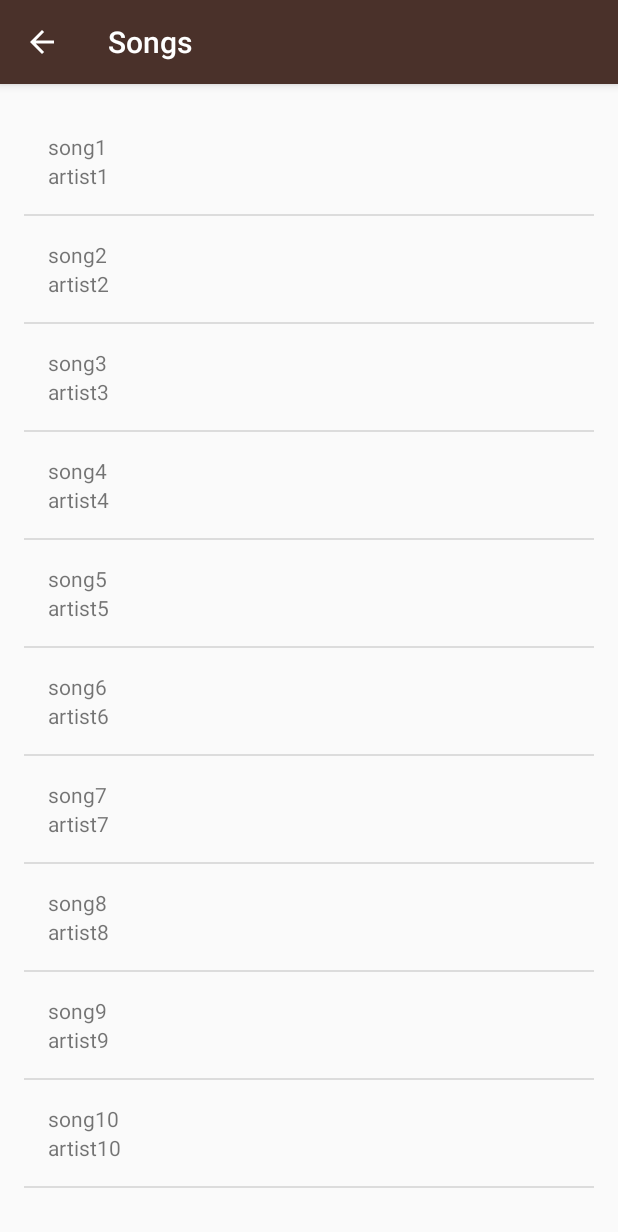
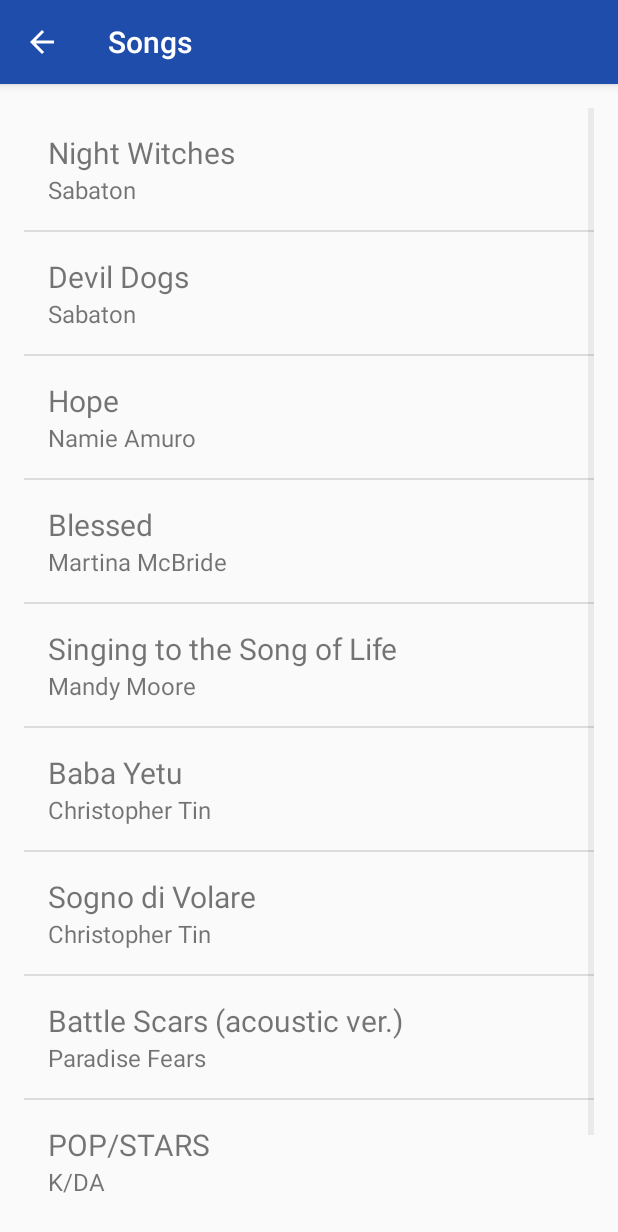
Before and after one commit to NairArjunWD/symphonia, an Android app: the SongsActivity screen opened directly, with no data from a screen before it, on a phone screen of 412 x 824 dp. Shown: the top 1232 px of the screen. Run offline under Robolectric (Android 15) with nearby library versions, the phone set to English and light mode, and no system bars.

Commit message:
Styling changes
Make changes to the styling to look more professional. Need to sleep so pushing this for tonight.

```diff
--- a/app/src/main/java/com/example/symphonia/SongsActivity.java
+++ b/app/src/main/java/com/example/symphonia/SongsActivity.java
@@ -19,16 +19,16 @@ public class SongsActivity extends AppCompatActivity {
         ArrayList<Song> songs = new ArrayList<Song>();
 
 //        words.add("one");
-        songs.add(new Song("song1", "artist1"));
-        songs.add(new Song("song2", "artist2"));
-        songs.add(new Song("song3", "artist3"));
-        songs.add(new Song("song4", "artist4"));
-        songs.add(new Song("song5", "artist5"));
-        songs.add(new Song("song6", "artist6"));
-        songs.add(new Song("song7", "artist7"));
-        songs.add(new Song("song8", "artist8"));
-        songs.add(new Song( "song9", "artist9"));
-        songs.add(new Song("song10", "artist10"));
+        songs.add(new Song("Night Witches", "Sabaton"));
+        songs.add(new Song("Devil Dogs", "Sabaton"));
+        songs.add(new Song("Hope", "Namie Amuro"));
+        songs.add(new Song("Blessed", "Martina McBride"));
+        songs.add(new Song("Singing to the Song of Life", "Mandy Moore"));
+        songs.add(new Song("Baba Yetu", "Christopher Tin"));
+        songs.add(new Song("Sogno di Volare", "Christopher Tin"));
+        songs.add(new Song("Battle Scars (acoustic ver.)", "Paradise Fears"));
+        songs.add(new Song( "POP/STARS", "K/DA"));
+        songs.add(new Song("You Say Run", "Yuki Hayashi"));
 
         SongAdapter adapter = new SongAdapter(this, songs);
 
--- a/app/src/main/res/layout/activity_main.xml
+++ b/app/src/main/res/layout/activity_main.xml
@@ -5,7 +5,7 @@
     android:layout_width="match_parent"
     android:layout_height="match_parent"
     android:orientation="vertical"
-    android:background="@color/tan_background"
+    android:background="@color/dark_grey"
     tools:context=".MainActivity">
 
     <TextView
--- a/app/src/main/res/layout/list_item.xml
+++ b/app/src/main/res/layout/list_item.xml
@@ -11,12 +11,14 @@
         android:id="@+id/song_text_view"
         android:layout_width="match_parent"
         android:layout_height="wrap_content"
-        tools:text="one"/>
+        android:textSize="20sp"
+        tools:text="Night Witches"/>
 
     <TextView
         android:id="@+id/artist_text_view"
         android:layout_width="match_parent"
         android:layout_height="wrap_content"
-        tools:text="lutti"/>
+        android:textSize="16sp"
+        tools:text="Sabbaton"/>
 
 </LinearLayout>
--- a/app/src/main/res/values/colors.xml
+++ b/app/src/main/res/values/colors.xml
@@ -1,16 +1,16 @@
 <?xml version="1.0" encoding="utf-8"?>
 <resources>
     <!-- Primary color of the app (shown in the app bar) -->
-    <color name="primary_color">#4A312A</color>
+    <color name="primary_color">#1f4dab</color>
 
     <!-- Primary dark color of the app (shown in the status bar) -->
     <color name="primary_dark_color">#2F1D1A</color>
 
     <!-- Background color for app -->
-    <color name="tan_background">#FFF7DA</color>
+    <color name="dark_grey">#25282e</color>
 
     <!-- Background color for the numbers category -->
-    <color name="category_songs">#FD8E09</color>
+    <color name="category_songs">#25282e</color>
 
     <!-- Background color for the family members category -->
     <color name="category_artists">#379237</color>
```
